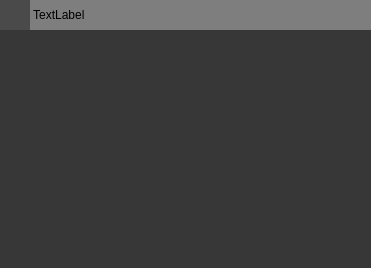
This is src/widgets/accordianbladewidget.ui in jahshaka/Studio as Qt 5 draws it before an edit. The edited form follows.
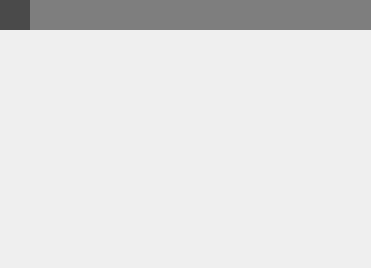
This is the edited form.

Diff of the .ui file:
```diff
--- a/src/widgets/accordianbladewidget.ui
+++ b/src/widgets/accordianbladewidget.ui
@@ -32,12 +32,6 @@
    <property name="bottomMargin">
     <number>0</number>
    </property>
-   <property name="horizontalSpacing">
-    <number>6</number>
-   </property>
-   <property name="verticalSpacing">
-    <number>0</number>
-   </property>
    <item row="0" column="0">
     <widget class="QWidget" name="bg" native="true">
      <property name="minimumSize">
@@ -111,7 +105,7 @@
          </size>
         </property>
         <layout class="QHBoxLayout" name="horizontalLayout">
-         <property name="leftMargin">
+         <property name="spacing">
           <number>0</number>
          </property>
          <property name="topMargin">
@@ -120,6 +114,9 @@
          <property name="rightMargin">
           <number>0</number>
          </property>
+         <property name="bottomMargin">
+          <number>0</number>
+         </property>
          <item>
           <widget class="QLabel" name="content_title">
            <property name="minimumSize">
@@ -129,7 +126,7 @@
             </size>
            </property>
            <property name="text">
-            <string> TextLabel</string>
+            <string/>
            </property>
           </widget>
          </item>
@@ -144,19 +141,19 @@
      <property name="minimumSize">
       <size>
        <width>0</width>
-       <height>160</height>
+       <height>0</height>
       </size>
      </property>
      <property name="styleSheet">
-      <string notr="true">background-color: rgb(55, 55, 55);</string>
+      <string notr="true"/>
      </property>
      <layout class="QVBoxLayout" name="verticalLayout">
-      <property name="spacing">
-       <number>0</number>
-      </property>
       <property name="leftMargin">
        <number>0</number>
       </property>
+      <property name="rightMargin">
+       <number>7</number>
+      </property>
      </layout>
     </widget>
    </item>
```
